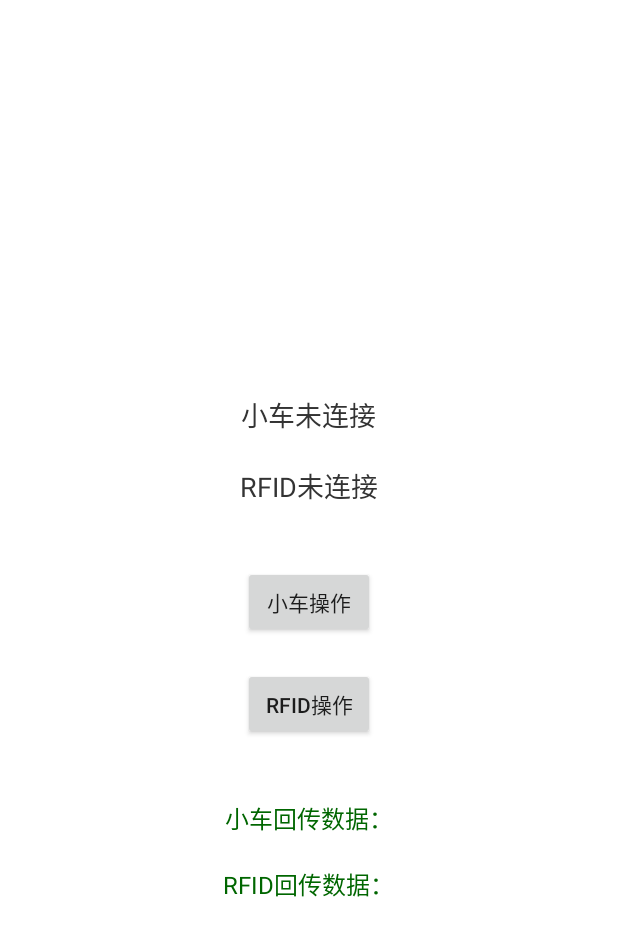
After one commit to KapokInHometown/Android_BLE_RoboticArmCar_and_RFID, an Android app: the layout activity_car_and_rfid.xml on its own in the app's theme, with its tools: preview values and no code run, on a phone screen of 412 x 824 dp. The commit adds this screen. Shown: the top 936 px of the screen. Run offline under Robolectric (Android 15) with nearby library versions, the phone set to English and light mode, and no system bars.

Commit message:
2025.5.27_06:16版本，无法战胜Notify

```diff
--- a/java-sample/src/main/AndroidManifest.xml
+++ b/java-sample/src/main/AndroidManifest.xml
@@ -49,6 +49,9 @@
         <activity android:name=".ui.DeviceInfoActivity"
             android:screenOrientation="portrait" />
 
+        <activity android:name=".ui.CarAndRfidActivity"
+            android:screenOrientation="portrait" />
+
     </application>
 
 </manifest>
--- /dev/null
+++ b/java-sample/src/main/res/layout/activity_car_and_rfid.xml
@@ -0,0 +1,59 @@
+<?xml version="1.0" encoding="utf-8"?>
+<LinearLayout xmlns:android="http://schemas.android.com/apk/res/android"
+    android:layout_width="match_parent"
+    android:layout_height="match_parent"
+    android:orientation="vertical"
+    android:gravity="center"
+    android:background="#FFFFFF">
+
+    <TextView
+        android:id="@+id/tv_car_status"
+        android:layout_width="wrap_content"
+        android:layout_height="wrap_content"
+        android:text="小车未连接"
+        android:textSize="18sp"
+        android:textColor="#333333"
+        android:layout_marginTop="40dp"/>
+
+    <TextView
+        android:id="@+id/tv_rfid_status"
+        android:layout_width="wrap_content"
+        android:layout_height="wrap_content"
+        android:text="RFID未连接"
+        android:textSize="18sp"
+        android:textColor="#333333"
+        android:layout_marginTop="20dp"/>
+
+    <Button
+        android:id="@+id/btn_car_action"
+        android:layout_width="wrap_content"
+        android:layout_height="wrap_content"
+        android:text="小车操作"
+        android:layout_marginTop="40dp"/>
+
+    <Button
+        android:id="@+id/btn_rfid_action"
+        android:layout_width="wrap_content"
+        android:layout_height="wrap_content"
+        android:text="RFID操作"
+        android:layout_marginTop="20dp"/>
+
+    <TextView
+        android:id="@+id/tv_car_data"
+        android:layout_width="wrap_content"
+        android:layout_height="wrap_content"
+        android:text="小车回传数据："
+        android:textSize="16sp"
+        android:textColor="#006600"
+        android:layout_marginTop="40dp"/>
+
+    <TextView
+        android:id="@+id/tv_rfid_data"
+        android:layout_width="wrap_content"
+        android:layout_height="wrap_content"
+        android:text="RFID回传数据："
+        android:textSize="16sp"
+        android:textColor="#006600"
+        android:layout_marginTop="20dp"/>
+
+</LinearLayout>
```
Also changed, not shown: java-sample/src/main/java/com/example/admin/mybledemo/ui/BleActivity.java (+11 -0 lines), java-sample/src/main/java/com/example/admin/mybledemo/ui/CarAndRfidActivity.java (added, +250 -0 lines), java-sample/src/main/res/layout/activity_ble.xml (+9 -0 lines).
